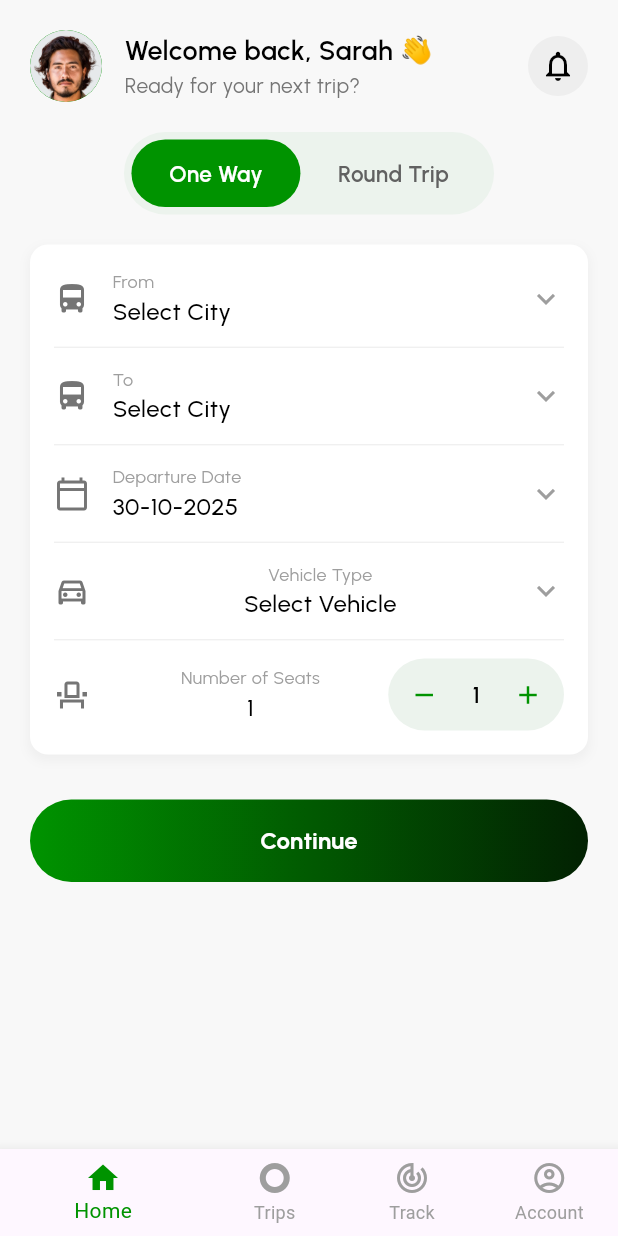
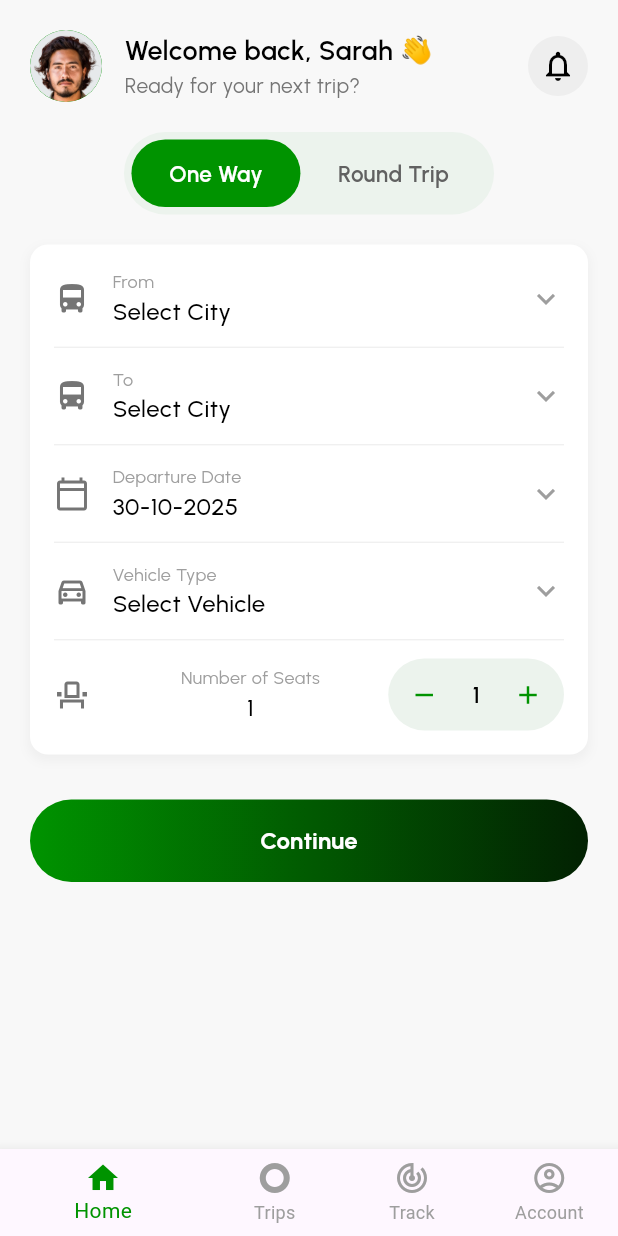
Before and after one commit to GodwinAkpah/plateau_riders, a Flutter app: the MainBottomNav screen opened by its route, on a phone screen of 412 x 824 dp. Run offline on Flutter 3.47's test engine with Material 3 defaults, Android fonts, the phone set to English and light mode, and no system bars; our stand-ins replace dio, flutter_screenutil, geolocator, get, get_it, get_storage and 1 more; accounts and stored records are empty; statements that could not run were skipped; project files that could hold a hidden picture were left out.

Commit message:
fall back

```diff
--- a/lib/modules/main_app_screens/screens/home_screen/controllers/home_controller.dart
+++ b/lib/modules/main_app_screens/screens/home_screen/controllers/home_controller.dart
@@ -34,7 +34,7 @@ class HomeController extends GetxController {
   // --- Bottom Sheet Logic ---
 
   Future<void> showCitySelectionBottomSheet({required bool isFrom}) async {
-    final List<String> availableCities = ['F.C.T, Abuja', 'Plateau, Jos', 'Kano', 'Lagos', 'Enugu', 'Kaduna']; // Example cities
+    final List<String> availableCities = ['F.C.T, Abuja', 'Plateau, Jos']; // Example cities
     final selected = await Get.bottomSheet<String>(
       _buildCitySelectionSheet(availableCities),
       backgroundColor: Colors.transparent, // Make transparent to show custom shape
--- a/lib/modules/main_app_screens/screens/home_screen/home_screen.dart
+++ b/lib/modules/main_app_screens/screens/home_screen/home_screen.dart
@@ -277,7 +277,7 @@ class HomeScreen extends GetView<HomeController> {
           const SizedBox(width: 15),
           Expanded(
             child: Column(
-              crossAxisAlignment: CrossAxisAlignment.center,
+              crossAxisAlignment: CrossAxisAlignment.start,
               children: [
                 Text(
                   'Vehicle Type',
--- a/lib/modules/main_app_screens/widgets/select_city_bottom_sheet.dart
+++ b/lib/modules/main_app_screens/widgets/select_city_bottom_sheet.dart
@@ -16,6 +16,7 @@ class SelectCityBottomSheet extends StatelessWidget {
         ),
       ),
       child: Column(
+
         mainAxisSize: MainAxisSize.min,
         children: [
           Text(
```
